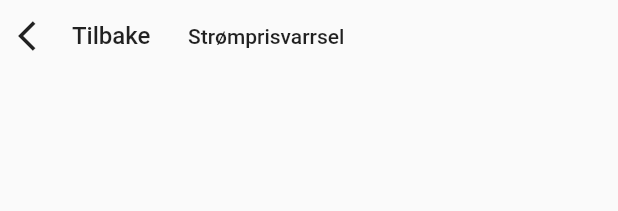
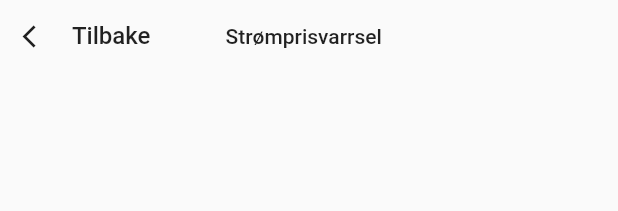
Before and after one commit to GrammersTechnology/Energy-App, a Flutter app: the DetailedGraph widget shown alone on an empty page, opened directly with empty values, after a tap on "I morgen", after a tap on "Neste 7 dager", on a phone screen of 412 x 824 dp. Shown: the top 211 px of the screen. Run offline on Flutter 3.47's test engine with Material 2 defaults, Android fonts, the phone set to English and light mode, and no system bars; our stand-ins replace cloud_firestore, csv, dio, firebase_auth, firebase_core, firebase_storage and 9 more; accounts and stored records are empty; network calls fail.

Commit message:
[ Update ] Fixed bug in graph navigaton

```diff
--- a/lib/features/home/widgets/detailed_graph.dart
+++ b/lib/features/home/widgets/detailed_graph.dart
@@ -27,12 +27,17 @@ class DetailedGraph extends ConsumerWidget {
     return SafeArea(
         child: Column(crossAxisAlignment: CrossAxisAlignment.start, children: [
       Row(children: [
-        IconButton(onPressed: onPress, icon: const Icon(Icons.arrow_back_ios)),
+        IconButton(
+            onPressed: onPress,
+            icon: const Icon(
+              Icons.arrow_back_ios,
+              size: 18,
+            )),
         const Text(
           'Tilbake',
           style: TextStyle(fontSize: 16, fontWeight: FontWeight.w500),
         ),
-        hSpaceMedium,
+        hSpaceLarge,
         Text(
           homeRepository.toggelBool.first
               ? title
--- a/lib/features/home/widgets/stepper_graph.dart
+++ b/lib/features/home/widgets/stepper_graph.dart
@@ -28,7 +28,10 @@ class StepperGraphWidget extends ConsumerWidget {
             if (snapshot.hasError) {
               const Text("error");
             } else if (snapshot.connectionState == ConnectionState.waiting) {
-              return const Center(child: CircularProgressIndicator());
+              return const Center(
+                  child: CircularProgressIndicator(
+                color: Colors.black,
+              ));
             } else if (snapshot.hasData) {
               return SfCartesianChart(
                 primaryXAxis: CategoryAxis(title: AxisTitle(text: "")),
@@ -38,7 +41,7 @@ class StepperGraphWidget extends ConsumerWidget {
                       xValueMapper: (GraphData sales, _) => sales.x.toString(),
                       yValueMapper: (GraphData sales, _) => sales.y,
                       // dataLabelSettings: DataLabelSettings(isVisible: true)
-                  )
+                      color: Colors.black)
                 ],
               );
               // List<GraphData> datadds = [];
@@ -77,7 +80,10 @@ class StepperGrapNextDayhWidget extends ConsumerWidget {
                 ),
               );
             } else if (snapshot.connectionState == ConnectionState.waiting) {
-              return const Center(child: CircularProgressIndicator());
+              return const Center(
+                  child: CircularProgressIndicator(
+                color: Colors.black,
+              ));
             } else if (snapshot.hasData) {
               return SfCartesianChart(
                 primaryXAxis: CategoryAxis(title: AxisTitle(text: "")),
@@ -87,7 +93,7 @@ class StepperGrapNextDayhWidget extends ConsumerWidget {
                       xValueMapper: (GraphData sales, _) => sales.x.toString(),
                       yValueMapper: (GraphData sales, _) => sales.y,
                       // dataLabelSettings: DataLabelSettings(isVisible: true)
-                  )
+                      color: Colors.black)
                 ],
               );
             } else {}
```
Also changed, not shown: lib/features/Onboarding/view/onboarding.dart (+2 -5 lines), lib/features/home/home_screen.dart (+17 -8 lines), lib/utils/const/widgets/new_box.dart (+13 -1 lines). Lines whose indentation alone changed are shown as unchanged.
